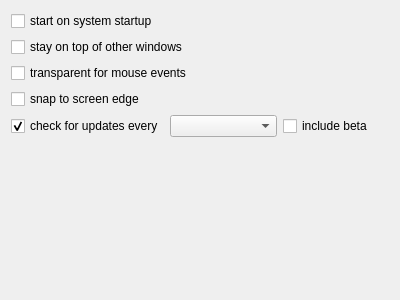
Qt form src/app/settings/app_globalsettings.ui (Kolcha/DigitalClockNext) before a commit.
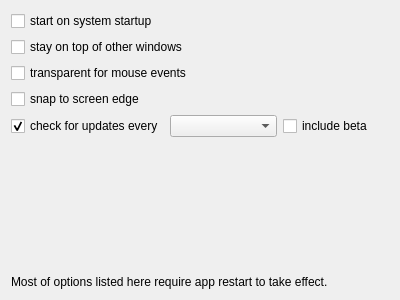
The same form after that commit.

The edit to the form file:
```diff
--- a/src/app/settings/app_globalsettings.ui
+++ b/src/app/settings/app_globalsettings.ui
@@ -76,6 +76,13 @@
      </property>
     </spacer>
    </item>
+   <item>
+    <widget class="QLabel" name="warning_label">
+     <property name="text">
+      <string>Most of options listed here require app restart to take effect.</string>
+     </property>
+    </widget>
+   </item>
   </layout>
  </widget>
  <resources/>
```
